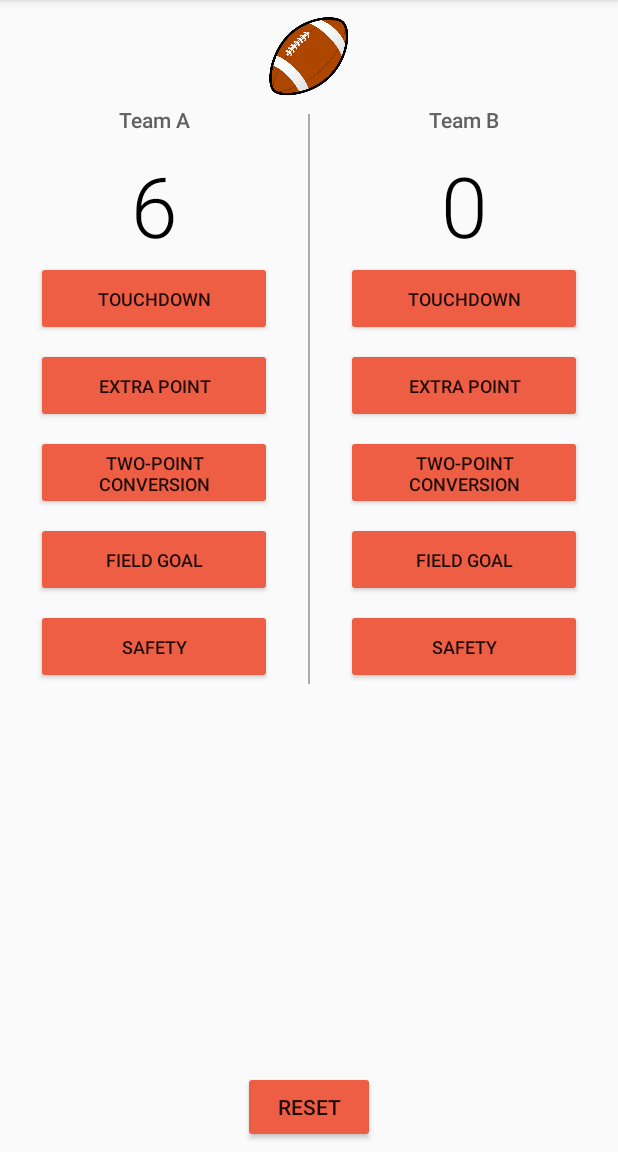
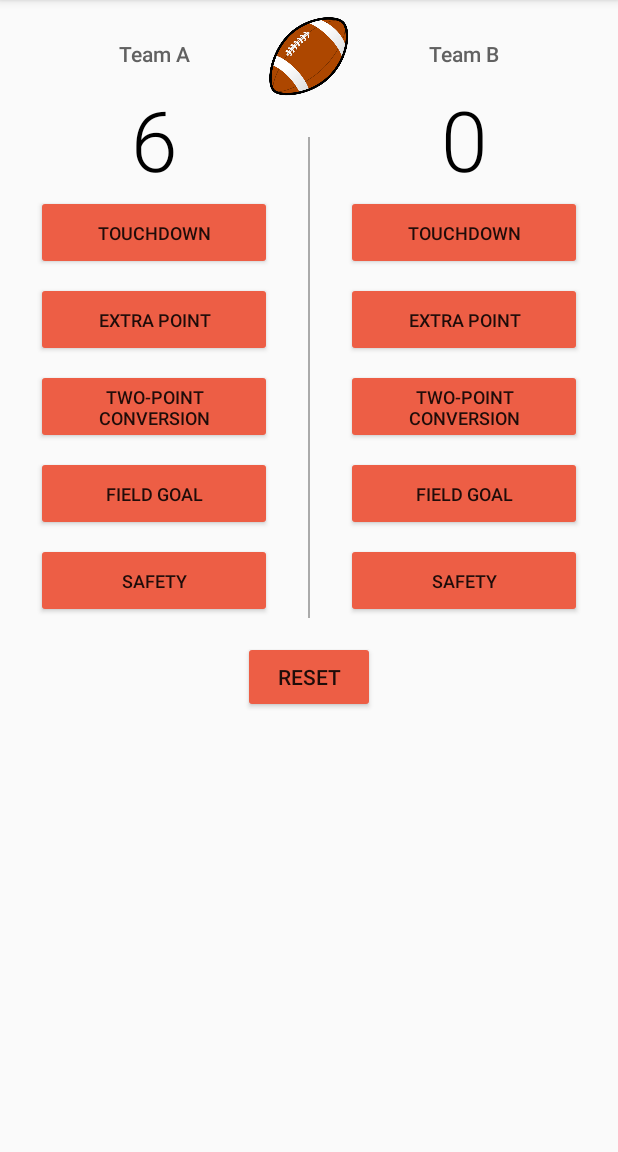
Before and after one commit to Medlinator/FootballCounter, an Android app: the screen it shows after launch (MainActivity), after a tap on "TOUCHDOWN", on a phone screen of 412 x 824 dp, the part 84-1236 px from its top. Run offline under Robolectric (Android 15) with nearby library versions, the phone set to English and light mode, and no system bars.

Commit message:
Incorporating code to accommodate orientation changes.

```diff
--- a/app/src/main/java/com/example/android/footballcounter/MainActivity.java
+++ b/app/src/main/java/com/example/android/footballcounter/MainActivity.java
@@ -15,7 +15,22 @@ public class MainActivity extends AppCompatActivity {
     protected void onCreate(Bundle savedInstanceState) {
         super.onCreate(savedInstanceState);
         setContentView(R.layout.activity_main);
+    }
+
+    @Override
+    protected void onSaveInstanceState(Bundle outState) {
+        super.onSaveInstanceState(outState);
+        outState.putInt("someVarA", scoreTeamA);
+        outState.putInt("someVarB", scoreTeamB);
+    }
+
+    @Override
+    protected void onRestoreInstanceState(Bundle savedInstanceState) {
+        super.onRestoreInstanceState(savedInstanceState);
+        scoreTeamA = savedInstanceState.getInt("someVarA");
+        scoreTeamB = savedInstanceState.getInt("someVarB");
         displayForTeamA(scoreTeamA);
+        displayForTeamB(scoreTeamB);
     }
 
     /**
--- a/app/src/main/res/layout/activity_main.xml
+++ b/app/src/main/res/layout/activity_main.xml
@@ -1,6 +1,11 @@
 <?xml version="1.0" encoding="utf-8"?>
-<RelativeLayout xmlns:android="http://schemas.android.com/apk/res/android"
+<ScrollView xmlns:android="http://schemas.android.com/apk/res/android"
     xmlns:tools="http://schemas.android.com/tools"
+    android:layout_width="match_parent"
+    android:layout_height="match_parent"
+    android:fillViewport="true">
+
+    <RelativeLayout
         android:layout_width="match_parent"
         android:layout_height="match_parent">
 
@@ -8,14 +13,16 @@
             android:layout_width="75dp"
             android:layout_height="75dp"
             android:layout_alignParentTop="true"
-        android:layout_centerInParent="true"
-        android:src="@drawable/football_image" />
+            android:layout_centerHorizontal="true"
+            android:src="@drawable/football_image"
+            android:id="@+id/imageView2" />
 
         <LinearLayout
             android:layout_width="match_parent"
             android:layout_height="wrap_content"
-        android:layout_marginTop="60dp"
-        android:orientation="horizontal">
+            android:layout_marginTop="16dp"
+            android:orientation="horizontal"
+            android:id="@+id/linearLayout2">
 
             <LinearLayout
                 android:layout_width="0dp"
@@ -39,7 +46,7 @@
                     android:layout_height="wrap_content"
                     android:fontFamily="sans-serif-light"
                     android:gravity="center"
-                android:text="0"
+                    android:text=""
                     android:textColor="#000000"
                     android:textSize="56sp" />
 
@@ -96,7 +103,7 @@
             <View
                 android:layout_width="1dp"
                 android:layout_height="match_parent"
-            android:layout_marginTop="16dp"
+                android:layout_marginTop="75dp"
                 android:background="@android:color/darker_gray" />
 
             <LinearLayout
@@ -179,9 +186,10 @@
         <Button
             android:layout_width="wrap_content"
             android:layout_height="wrap_content"
-        android:layout_alignParentBottom="true"
+            android:layout_below="@+id/linearLayout2"
             android:layout_centerHorizontal="true"
-        android:layout_marginBottom="6dp"
+            android:layout_marginTop="15dp"
             android:onClick="resetScore"
             android:text="Reset" />
     </RelativeLayout>
+</ScrollView>
```
Lines whose indentation alone changed are shown as unchanged.
